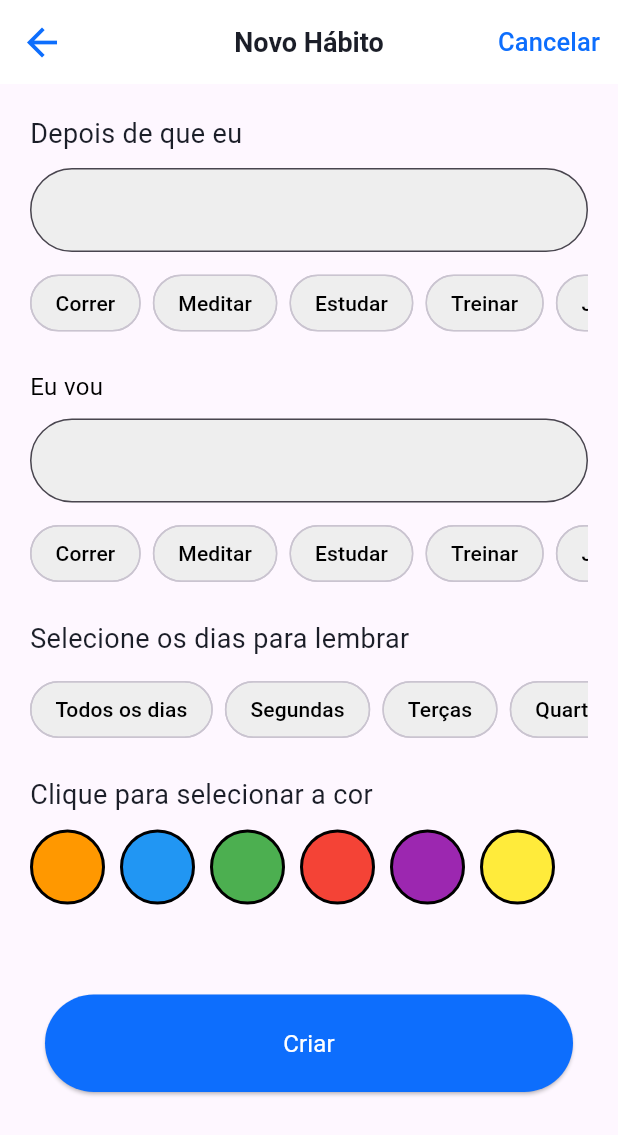
After one commit to Niliotiii/HabitTrackr-Mobile, a Flutter app: the NewHabitPage screen opened by its route, on a phone screen of 412 x 824 dp. The commit adds this screen. Shown: the top 1135 px of the screen. Run offline on Flutter 3.47's test engine with Material 3 defaults, Android fonts, the phone set to English and light mode, and no system bars; our stand-ins replace dots_indicator, google_fonts.

Commit message:
feat: create page new habit

```diff
--- /dev/null
+++ b/lib/app/pages/new-habit.dart
@@ -0,0 +1,323 @@
+import 'package:flutter/material.dart';
+import 'package:google_fonts/google_fonts.dart';
+
+class NewHabitPage extends StatefulWidget {
+  const NewHabitPage({super.key});
+
+  @override
+  _NewHabitPageState createState() => _NewHabitPageState();
+}
+
+class _NewHabitPageState extends State<NewHabitPage> {
+  final TextEditingController afterTextController = TextEditingController();
+  final TextEditingController willTextController = TextEditingController();
+  List<String> selectedDays = [];
+  List<String> allDays = [
+    'Segundas',
+    'Terças',
+    'Quartas',
+    'Quintas',
+    'Sextas',
+    'Sábados',
+    'Domingos'
+  ];
+  Color? selectedColor;
+
+  bool isAfterTextEnabled = true;
+  bool isWillTextEnabled = true;
+
+  @override
+  void dispose() {
+    afterTextController.dispose();
+    willTextController.dispose();
+    super.dispose();
+  }
+
+  @override
+  Widget build(BuildContext context) {
+    return Scaffold(
+      resizeToAvoidBottomInset: true,
+      appBar: AppBar(
+        title: Text(
+          'Novo Hábito',
+          style: GoogleFonts.abhayaLibre(
+              fontSize: 18, color: const Color(0xFF1B1E28)),
+        ),
+        centerTitle: true,
+        leading: IconButton(
+          icon: const Icon(
+            Icons.arrow_back,
+            color: Color(0xFF0D6EFD),
+            size: 30,
+          ),
+          onPressed: () {
+            Navigator.pop(context);
+          },
+        ),
+        actions: [
+          TextButton(
+            onPressed: () {
+              Navigator.pop(context);
+            },
+            child: Text(
+              'Cancelar',
+              style: GoogleFonts.abhayaLibre(
+                  fontSize: 17, color: const Color(0xFF0D6EFD)),
+            ),
+          ),
+        ],
+        backgroundColor: Colors.white,
+        elevation: 0,
+      ),
+      body: SingleChildScrollView(
+        padding: const EdgeInsets.all(20),
+        child: Column(
+          crossAxisAlignment: CrossAxisAlignment.start,
+          children: [
+            Text(
+              'Depois de que eu',
+              style: GoogleFonts.abhayaLibre(
+                  fontSize: 18, color: const Color(0xFF1B1E28)),
+            ),
+            const SizedBox(height: 10),
+            _buildInputField(afterTextController, isAfterTextEnabled),
+            const SizedBox(height: 10),
+            SingleChildScrollView(
+              scrollDirection: Axis.horizontal,
+              child: Row(
+                children: [
+                  _buildSelectableChip('Correr', afterTextController),
+                  _buildSelectableChip('Meditar', afterTextController),
+                  _buildSelectableChip('Estudar', afterTextController),
+                  _buildSelectableChip('Treinar', afterTextController),
+                  _buildSelectableChip('Jantar', afterTextController),
+                  _buildSelectableChip('Almoçar', afterTextController),
+                ],
+              ),
+            ),
+            const SizedBox(height: 20),
+            Text(
+              'Eu vou',
+              style: GoogleFonts.abhayaLibre(fontSize: 16, color: Colors.black),
+            ),
+            const SizedBox(height: 10),
+            _buildInputField(willTextController, isWillTextEnabled),
+            const SizedBox(height: 10),
+            SingleChildScrollView(
+              scrollDirection: Axis.horizontal,
+              child: Row(
+                children: [
+                  _buildSelectableChip('Correr', willTextController),
+                  _buildSelectableChip('Meditar', willTextController),
+                  _buildSelectableChip('Estudar', willTextController),
+                  _buildSelectableChip('Treinar', willTextController),
+                  _buildSelectableChip('Jantar', willTextController),
+                  _buildSelectableChip('Almoçar', willTextController),
+                ],
+              ),
+            ),
+            const SizedBox(height: 20),
+            Text(
+              'Selecione os dias para lembrar',
+              style: GoogleFonts.abhayaLibre(
+                  fontSize: 18, color: const Color(0xFF1B1E28)),
+            ),
+            const SizedBox(height: 10),
+            SingleChildScrollView(
+              scrollDirection: Axis.horizontal,
+              child: Row(
+                children: [
+                  _buildMultiSelectChip('Todos os dias', () {
+                    setState(() {
+                      if (selectedDays.length == allDays.length) {
+                        selectedDays.clear();
+                      } else {
+                        selectedDays = List.from(allDays);
+                      }
+                    });
+                  }),
+                  ...allDays
+                      .map((day) => _buildMultiSelectChip(day, () {
+                            setState(() {
+                              if (selectedDays.contains(day)) {
+                                selectedDays.remove(day);
+                              } else {
+                                selectedDays.add(day);
+                              }
+                            });
+                          }))
+                      .toList(),
+                ],
+              ),
+            ),
+            const SizedBox(height: 20),
+            Text(
+              'Clique para selecionar a cor',
+              style: GoogleFonts.abhayaLibre(
+                  fontSize: 18, color: const Color(0xFF1B1E28)),
+            ),
+            const SizedBox(height: 10),
+            SingleChildScrollView(
+              scrollDirection: Axis.horizontal,
+              child: Row(
+                children: [
+                  _buildColorCircle(Colors.orange),
+                  const SizedBox(width: 10),
+                  _buildColorCircle(Colors.blue),
+                  const SizedBox(width: 10),
+                  _buildColorCircle(Colors.green),
+                  const SizedBox(width: 10),
+                  _buildColorCircle(Colors.red),
+                  const SizedBox(width: 10),
+                  _buildColorCircle(Colors.purple),
+                  const SizedBox(width: 10),
+                  _buildColorCircle(Colors.yellow),
+                  const SizedBox(width: 10),
+                ],
+              ),
+            ),
+            const SizedBox(height: 50),
+            Padding(
+              padding: const EdgeInsets.all(10),
+              child: ElevatedButton(
+                onPressed: () {
+                  Navigator.pushNamed(context, '/init');
+                },
+                style: ElevatedButton.styleFrom(
+                  minimumSize: const Size(double.infinity, 65),
+                  shape: RoundedRectangleBorder(
+                    borderRadius: BorderRadius.circular(50),
+                  ),
+                  backgroundColor: const Color(0xFF0D6EFD),
+                ),
+                child: Text(
+                  'Criar',
+                  style: GoogleFonts.abhayaLibre(
+                      fontSize: 16,
+                      fontWeight: FontWeight.normal,
+                      color: Colors.white),
+                ),
+              ),
+            ),
+            SizedBox(
+              height: MediaQuery.of(context).size.height * 0.05,
+            ),
+          ],
+        ),
+      ),
+    );
+  }
+
+  Widget _buildInputField(TextEditingController controller, bool enabled) {
+    return TextField(
+      controller: controller,
+      enabled: enabled,
+      decoration: InputDecoration(
+        border: OutlineInputBorder(
+          borderRadius: BorderRadius.circular(50),
+        ),
+        filled: true,
+        fillColor: Colors.grey[200],
+      ),
+    );
+  }
+
+  Widget _buildSelectableChip(String label, TextEditingController controller) {
+    final bool isSelected = controller.text == label;
+    return Padding(
+      padding: const EdgeInsets.only(right: 8.0),
+      child: ChoiceChip(
+        label: Text(
+          label,
+          style: GoogleFonts.abhayaLibre(
+              fontSize: 14, color: isSelected ? Colors.white : Colors.black),
+        ),
+        selected: isSelected,
+        selectedColor: Colors.blue,
+        backgroundColor: Colors.grey[200],
+        onSelected: (selected) {
+          setState(() {
+            if (selected) {
+              controller.text = label;
+              if (controller == afterTextController) {
+                isAfterTextEnabled = false;
+              } else if (controller == willTextController) {
+                isWillTextEnabled = false;
+              }
+            } else {
+              controller.clear();
+              if (controller == afterTextController) {
+                isAfterTextEnabled = true;
+              } else if (controller == willTextController) {
+                isWillTextEnabled = true;
+              }
+            }
+          });
+        },
+        shape: RoundedRectangleBorder(
+          borderRadius: BorderRadius.circular(50),
+        ),
+      ),
+    );
+  }
+
+  Widget _buildMultiSelectChip(String label, VoidCallback onTap) {
+    final bool isSelected = selectedDays.length == allDays.length ||
+        (label != 'Todos os dias' && selectedDays.contains(label));
+    return Padding(
+      padding: const EdgeInsets.only(right: 8.0),
+      child: ChoiceChip(
+        label: Text(
+          label,
+          style: GoogleFonts.abhayaLibre(
+              fontSize: 14, color: isSelected ? Colors.white : Colors.black),
+        ),
+        selected: isSelected,
+        selectedColor: Colors.blue,
+        backgroundColor: Colors.grey[200],
+        onSelected: (_) => onTap(),
+        shape: RoundedRectangleBorder(
+          borderRadius: BorderRadius.circular(50),
+        ),
+      ),
+    );
+  }
+
+  Widget _buildColorCircle(Color color) {
+    final bool isSelected = selectedColor == color;
+    return GestureDetector(
+      onTap: () {
+        setState(() {
+          selectedColor = color;
+        });
+      },
+      child: Stack(
+        children: [
+          Container(
+            width: 50,
+            height: 50,
+            decoration: BoxDecoration(
+              shape: BoxShape.circle,
+              color: color,
+              border: Border.all(
+                color: Colors.black,
+                width: 2,
+              ),
+            ),
+          ),
+          if (isSelected)
+            const Positioned.fill(
+              child: Align(
+                alignment: Alignment.center,
+                child: Icon(
+                  Icons.check,
+                  color: Colors.white,
+                  size: 30,
+                ),
+              ),
+            ),
+        ],
+      ),
+    );
+  }
+}
--- a/lib/main.dart
+++ b/lib/main.dart
@@ -6,6 +6,7 @@ import 'app/pages/details.dart';
 import 'app/pages/home.dart';
 import 'app/pages/init.dart';
 import 'app/pages/integrado.dart';
+import 'app/pages/new-habit.dart';
 import 'app/pages/perfil.dart';
 import 'app/widgets/destination.dart';
 
@@ -55,6 +56,9 @@ class Main extends StatelessWidget {
             return MaterialPageRoute(builder: (context) => const Perfil());
           case '/mensagens':
             return MaterialPageRoute(builder: (context) => const Mensagens());
+          case '/new-habit':
+            return MaterialPageRoute(
+                builder: (context) => const NewHabitPage());
           default:
             return MaterialPageRoute(builder: (context) => const InitPage());
         }
```
